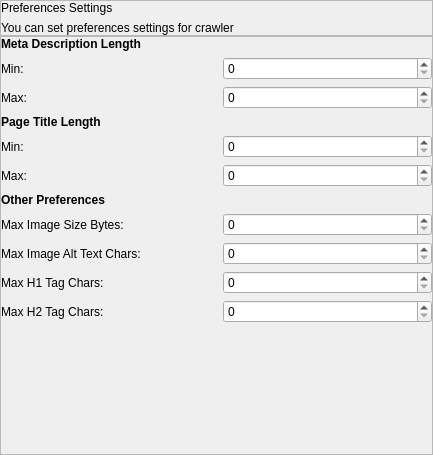
Above: seospider/ui/preferences_settings_widget.ui from andrascii/RiveSolutions_SEO_Spider before the change. Below: the same form after it.
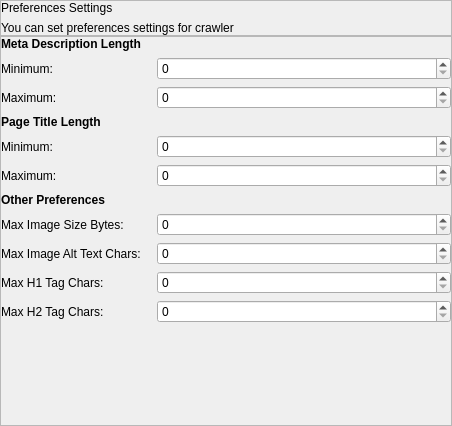
That is the form after the change.

Commit message: Изменения дизайна настроек и меню

```diff
--- a/seospider/ui/preferences_settings_widget.ui
+++ b/seospider/ui/preferences_settings_widget.ui
@@ -6,8 +6,8 @@
    <rect>
     <x>0</x>
     <y>0</y>
-    <width>433</width>
-    <height>455</height>
+    <width>452</width>
+    <height>426</height>
    </rect>
   </property>
   <property name="windowTitle">
@@ -106,118 +106,102 @@
       </property>
       <item>
        <layout class="QGridLayout" name="gridLayout">
-        <item row="3" column="0" colspan="5">
-         <widget class="QLabel" name="label_5">
-          <property name="font">
-           <font>
-            <weight>75</weight>
-            <bold>true</bold>
-           </font>
+        <property name="leftMargin">
+         <number>0</number>
+        </property>
+        <property name="topMargin">
+         <number>0</number>
+        </property>
+        <property name="rightMargin">
+         <number>0</number>
+        </property>
+        <property name="bottomMargin">
+         <number>0</number>
+        </property>
+        <item row="13" column="0" colspan="2">
+         <spacer name="verticalSpacer">
+          <property name="orientation">
+           <enum>Qt::Vertical</enum>
           </property>
-          <property name="text">
-           <string>Page Title Length</string>
+          <property name="sizeHint" stdset="0">
+           <size>
+            <width>20</width>
+            <height>40</height>
+           </size>
           </property>
-         </widget>
+         </spacer>
         </item>
-        <item row="0" column="0" colspan="5">
-         <widget class="QLabel" name="label">
-          <property name="font">
-           <font>
-            <weight>75</weight>
-            <bold>true</bold>
-           </font>
-          </property>
-          <property name="text">
-           <string>Meta Description Length</string>
-          </property>
-         </widget>
-        </item>
-        <item row="6" column="0" colspan="5">
-         <widget class="QLabel" name="label_2">
-          <property name="font">
-           <font>
-            <weight>75</weight>
-            <bold>true</bold>
-           </font>
-          </property>
-          <property name="text">
-           <string>Other Preferences</string>
-          </property>
-         </widget>
-        </item>
-        <item row="8" column="0">
-         <widget class="QLabel" name="label_12">
-          <property name="text">
-           <string>Max Image Alt Text Chars:</string>
-          </property>
-         </widget>
-        </item>
-        <item row="1" column="0">
-         <widget class="QLabel" name="label_4">
-          <property name="text">
-           <string>Min:</string>
-          </property>
-         </widget>
-        </item>
-        <item row="2" column="0">
+        <item row="2" column="0" rowspan="2">
          <widget class="QLabel" name="label_8">
           <property name="text">
-           <string>Max:</string>
+           <string>Maximum:</string>
           </property>
          </widget>
         </item>
-        <item row="7" column="0">
-         <widget class="QLabel" name="label_11">
+        <item row="12" column="0">
+         <spacer name="horizontalSpacer_2">
+          <property name="orientation">
+           <enum>Qt::Horizontal</enum>
+          </property>
+          <property name="sizeType">
+           <enum>QSizePolicy::Fixed</enum>
+          </property>
+          <property name="sizeHint" stdset="0">
+           <size>
+            <width>150</width>
+            <height>20</height>
+           </size>
+          </property>
+         </spacer>
+        </item>
+        <item row="13" column="2">
+         <spacer name="horizontalSpacer">
+          <property name="orientation">
+           <enum>Qt::Horizontal</enum>
+          </property>
+          <property name="sizeHint" stdset="0">
+           <size>
+            <width>40</width>
+            <height>20</height>
+           </size>
+          </property>
+         </spacer>
+        </item>
+        <item row="6" column="0">
+         <widget class="QLabel" name="label_15">
           <property name="text">
-           <string>Max Image Size Bytes:</string>
+           <string>Maximum:</string>
           </property>
          </widget>
         </item>
-        <item row="9" column="0">
+        <item row="10" column="0">
          <widget class="QLabel" name="label_13">
           <property name="text">
            <string>Max H1 Tag Chars:</string>
           </property>
          </widget>
         </item>
-        <item row="10" column="0">
-         <widget class="QLabel" name="label_14">
-          <property name="text">
-           <string>Max H2 Tag Chars:</string>
+        <item row="7" column="0" colspan="3">
+         <widget class="QLabel" name="label_2">
+          <property name="font">
+           <font>
+            <weight>75</weight>
+            <bold>true</bold>
+           </font>
           </property>
-         </widget>
-        </item>
-        <item row="4" column="0">
-         <widget class="QLabel" name="label_6">
           <property name="text">
-           <string>Min:</string>
+           <string>Other Preferences</string>
           </property>
          </widget>
         </item>
         <item row="5" column="0">
-         <widget class="QLabel" name="label_15">
+         <widget class="QLabel" name="label_6">
           <property name="text">
-           <string>Max:</string>
+           <string>Minimum:</string>
           </property>
          </widget>
         </item>
-        <item row="1" column="1">
-         <spacer name="horizontalSpacer">
-          <property name="orientation">
-           <enum>Qt::Horizontal</enum>
-          </property>
-          <property name="sizeType">
-           <enum>QSizePolicy::Fixed</enum>
-          </property>
-          <property name="sizeHint" stdset="0">
-           <size>
-            <width>60</width>
-            <height>20</height>
-           </size>
-          </property>
-         </spacer>
-        </item>
-        <item row="1" column="2" colspan="3">
+        <item row="1" column="1" colspan="2">
          <widget class="QSpinBox" name="spinBox_4">
           <property name="sizePolicy">
            <sizepolicy hsizetype="Preferred" vsizetype="Preferred">
@@ -239,29 +223,7 @@
           </property>
          </widget>
         </item>
-        <item row="2" column="2" colspan="3">
-         <widget class="QSpinBox" name="spinBox_8">
-          <property name="sizePolicy">
-           <sizepolicy hsizetype="Preferred" vsizetype="Preferred">
-            <horstretch>0</horstretch>
-            <verstretch>0</verstretch>
-           </sizepolicy>
-          </property>
-          <property name="minimumSize">
-           <size>
-            <width>50</width>
-            <height>0</height>
-           </size>
-          </property>
-          <property name="maximum">
-           <number>300</number>
-          </property>
-          <property name="controlKey" stdset="0">
-           <string notr="true">maxDescriptionLength</string>
-          </property>
-         </widget>
-        </item>
-        <item row="4" column="2" colspan="3">
+        <item row="5" column="1" colspan="2">
          <widget class="QSpinBox" name="spinBox_9">
           <property name="sizePolicy">
            <sizepolicy hsizetype="Preferred" vsizetype="Preferred">
@@ -283,7 +245,56 @@
           </property>
          </widget>
         </item>
-        <item row="5" column="2" colspan="3">
+        <item row="10" column="1" colspan="2">
+         <widget class="QSpinBox" name="spinBox">
+          <property name="sizePolicy">
+           <sizepolicy hsizetype="Preferred" vsizetype="Preferred">
+            <horstretch>0</horstretch>
+            <verstretch>0</verstretch>
+           </sizepolicy>
+          </property>
+          <property name="minimumSize">
+           <size>
+            <width>50</width>
+            <height>0</height>
+           </size>
+          </property>
+          <property name="maximum">
+           <number>300</number>
+          </property>
+          <property name="controlKey" stdset="0">
+           <string notr="true">maxH1LengthChars</string>
+          </property>
+         </widget>
+        </item>
+        <item row="11" column="0">
+         <widget class="QLabel" name="label_14">
+          <property name="text">
+           <string>Max H2 Tag Chars:</string>
+          </property>
+         </widget>
+        </item>
+        <item row="4" column="0" colspan="3">
+         <widget class="QLabel" name="label_5">
+          <property name="font">
+           <font>
+            <weight>75</weight>
+            <bold>true</bold>
+           </font>
+          </property>
+          <property name="text">
+           <string>Page Title Length</string>
+          </property>
+         </widget>
+        </item>
+        <item row="9" column="0">
+         <widget class="QLabel" name="label_12">
+          <property name="text">
+           <string>Max Image Alt Text Chars:</string>
+          </property>
+         </widget>
+        </item>
+        <item row="6" column="1" colspan="2">
          <widget class="QSpinBox" name="spinBox_10">
           <property name="sizePolicy">
            <sizepolicy hsizetype="Preferred" vsizetype="Preferred">
@@ -305,7 +316,14 @@
           </property>
          </widget>
         </item>
-        <item row="7" column="2" colspan="3">
+        <item row="8" column="0">
+         <widget class="QLabel" name="label_11">
+          <property name="text">
+           <string>Max Image Size Bytes:</string>
+          </property>
+         </widget>
+        </item>
+        <item row="8" column="1" colspan="2">
          <widget class="QSpinBox" name="spinBox_6">
           <property name="sizePolicy">
            <sizepolicy hsizetype="Preferred" vsizetype="Preferred">
@@ -327,51 +345,7 @@
           </property>
          </widget>
         </item>
-        <item row="8" column="2" colspan="3">
-         <widget class="QSpinBox" name="spinBox_2">
-          <property name="sizePolicy">
-           <sizepolicy hsizetype="Preferred" vsizetype="Preferred">
-            <horstretch>0</horstretch>
-            <verstretch>0</verstretch>
-           </sizepolicy>
-          </property>
-          <property name="minimumSize">
-           <size>
-            <width>50</width>
-            <height>0</height>
-           </size>
-          </property>
-          <property name="maximum">
-           <number>300</number>
-          </property>
-          <property name="controlKey" stdset="0">
-           <string notr="true">maxImageAltTextChars</string>
-          </property>
-         </widget>
-        </item>
-        <item row="9" column="2" colspan="3">
-         <widget class="QSpinBox" name="spinBox">
-          <property name="sizePolicy">
-           <sizepolicy hsizetype="Preferred" vsizetype="Preferred">
-            <horstretch>0</horstretch>
-            <verstretch>0</verstretch>
-           </sizepolicy>
-          </property>
-          <property name="minimumSize">
-           <size>
-            <width>50</width>
-            <height>0</height>
-           </size>
-          </property>
-          <property name="maximum">
-           <number>300</number>
-          </property>
-          <property name="controlKey" stdset="0">
-           <string notr="true">maxH1LengthChars</string>
-          </property>
-         </widget>
-        </item>
-        <item row="10" column="2" colspan="3">
+        <item row="11" column="1" colspan="2">
          <widget class="QSpinBox" name="spinBox_5">
           <property name="sizePolicy">
            <sizepolicy hsizetype="Preferred" vsizetype="Preferred">
@@ -393,21 +367,72 @@
           </property>
          </widget>
         </item>
+        <item row="1" column="0">
+         <widget class="QLabel" name="label_4">
+          <property name="text">
+           <string>Minimum:</string>
+          </property>
+         </widget>
+        </item>
+        <item row="9" column="1" colspan="2">
+         <widget class="QSpinBox" name="spinBox_2">
+          <property name="sizePolicy">
+           <sizepolicy hsizetype="Preferred" vsizetype="Preferred">
+            <horstretch>0</horstretch>
+            <verstretch>0</verstretch>
+           </sizepolicy>
+          </property>
+          <property name="minimumSize">
+           <size>
+            <width>50</width>
+            <height>0</height>
+           </size>
+          </property>
+          <property name="maximum">
+           <number>300</number>
+          </property>
+          <property name="controlKey" stdset="0">
+           <string notr="true">maxImageAltTextChars</string>
+          </property>
+         </widget>
+        </item>
+        <item row="0" column="0" colspan="3">
+         <widget class="QLabel" name="label">
+          <property name="font">
+           <font>
+            <weight>75</weight>
+            <bold>true</bold>
+           </font>
+          </property>
+          <property name="text">
+           <string>Meta Description Length</string>
+          </property>
+         </widget>
+        </item>
+        <item row="2" column="1" rowspan="2" colspan="2">
+         <widget class="QSpinBox" name="spinBox_8">
+          <property name="sizePolicy">
+           <sizepolicy hsizetype="Preferred" vsizetype="Preferred">
+            <horstretch>0</horstretch>
+            <verstretch>0</verstretch>
+           </sizepolicy>
+          </property>
+          <property name="minimumSize">
+           <size>
+            <width>50</width>
+            <height>0</height>
+           </size>
+          </property>
+          <property name="maximum">
+           <number>300</number>
+          </property>
+          <property name="controlKey" stdset="0">
+           <string notr="true">maxDescriptionLength</string>
+          </property>
+         </widget>
+        </item>
        </layout>
       </item>
-      <item>
-       <spacer name="verticalSpacer">
-        <property name="orientation">
-         <enum>Qt::Vertical</enum>
-        </property>
-        <property name="sizeHint" stdset="0">
-         <size>
-          <width>20</width>
-          <height>40</height>
-         </size>
-        </property>
-       </spacer>
-      </item>
      </layout>
     </widget>
    </item>
```
The commit also changes 5 other files.
